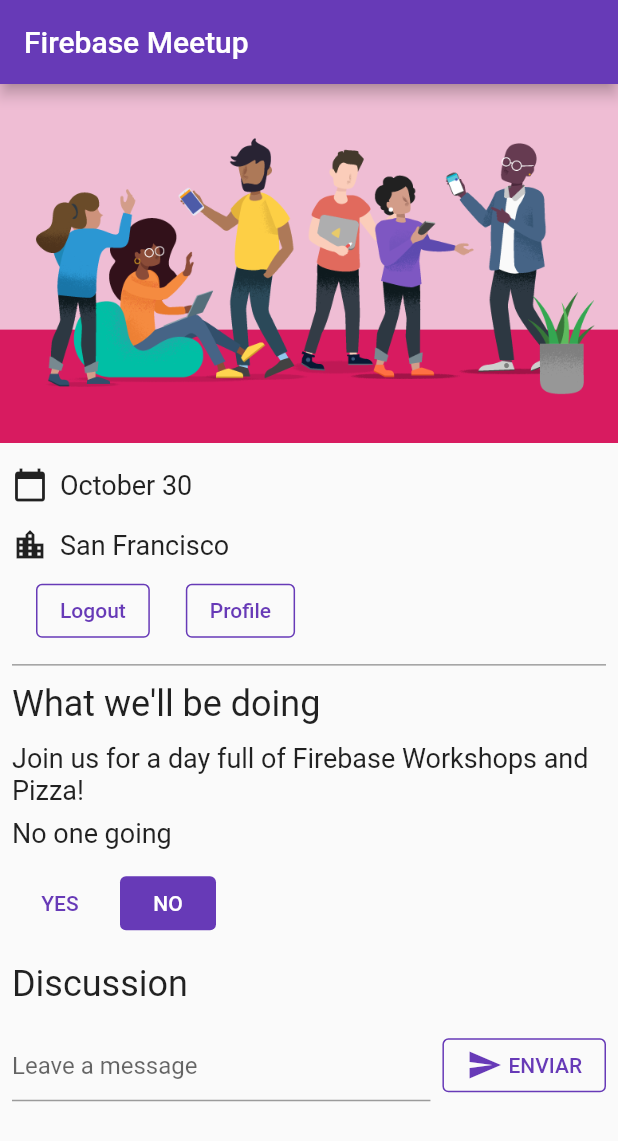
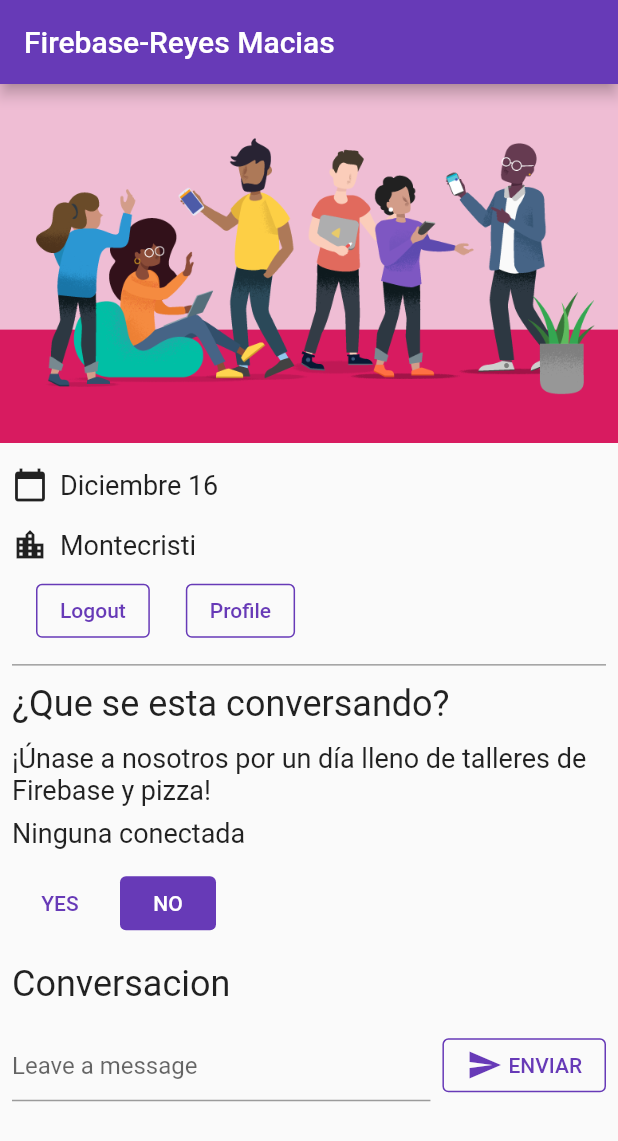
Before and after one commit to ReyesMacias02/Firebase-Flutter, a Flutter app: the screen it shows once a user with an empty profile is signed in, on a phone screen of 412 x 824 dp. Shown: the top 1141 px of the screen. Run offline on Flutter 3.47's test engine with Material 2 defaults, Android fonts, the phone set to English and light mode, and no system bars; our stand-ins replace cloud_firestore, firebase_auth, firebase_core, google_fonts; missing offline and left inert: firebase_ui_auth; accounts and stored records are empty.

Commit message:
Subir traduccion del el codelab

```diff
--- a/lib/main.dart
+++ b/lib/main.dart
@@ -114,14 +114,14 @@ class HomePage extends StatelessWidget {
   Widget build(BuildContext context) {
     return Scaffold(
       appBar: AppBar(
-        title: const Text('Firebase Meetup'),
+        title: const Text('Firebase-Reyes Macias'),
       ),
       body: ListView(
         children: <Widget>[
           Image.asset('assets/codelab.png'),
           const SizedBox(height: 8),
-          const IconAndDetail(Icons.calendar_today, 'October 30'),
-          const IconAndDetail(Icons.location_city, 'San Francisco'),
+          const IconAndDetail(Icons.calendar_today, 'Diciembre 16'),
+          const IconAndDetail(Icons.location_city, 'Montecristi'),
           Consumer<ApplicationState>(
             builder: (context, appState, _) => AuthFunc(
                 loggedIn: appState.loggedIn,
@@ -136,9 +136,9 @@ class HomePage extends StatelessWidget {
             endIndent: 8,
             color: Colors.grey,
           ),
-          const Header("What we'll be doing"),
+          const Header("¿Que se esta conversando?"),
           const Paragraph(
-            'Join us for a day full of Firebase Workshops and Pizza!',
+            '¡Únase a nosotros por un día lleno de talleres de Firebase y pizza!',
           ),
           // Modify from here...
           Consumer<ApplicationState>(
@@ -146,18 +146,18 @@ class HomePage extends StatelessWidget {
               crossAxisAlignment: CrossAxisAlignment.start,
               children: [
                 if (appState.attendees >= 2)
-                  Paragraph('${appState.attendees} people going')
+                  Paragraph('${appState.attendees} persona conectada')
                 else if (appState.attendees == 1)
-                  const Paragraph('1 person going')
+                  const Paragraph('1 persona conectada')
                 else
-                  const Paragraph('No one going'),
+                  const Paragraph('Ninguna conectada'),
                 // ...to here.
                 if (appState.loggedIn) ...[
                   YesNoSelection(
                     state: appState.attending,
                     onSelection: (attending) => appState.attending = attending,
                   ),
-                  const Header('Discussion'),
+                  const Header('Conversacion'),
                   GuestBook(
                     addMessage: (message) =>
                         appState.addMessageToGuestBook(message),
```
